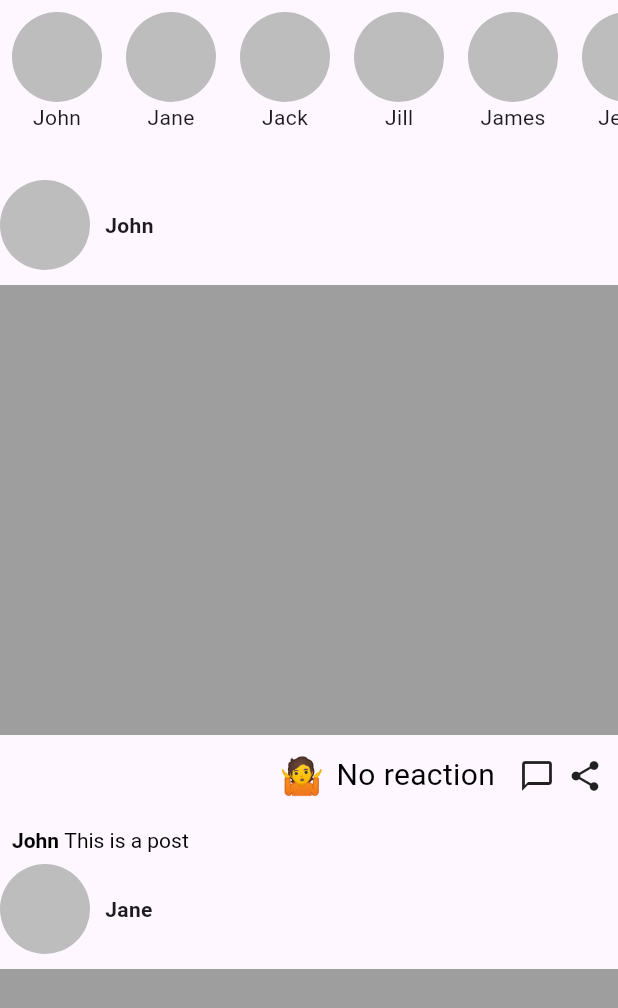
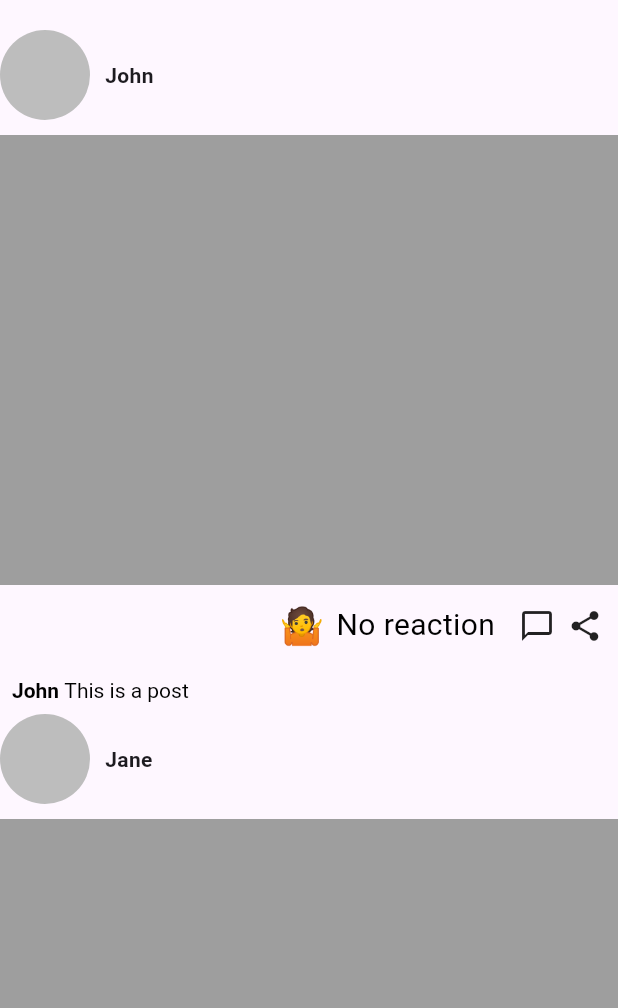
Before and after one commit to cmcgrew98/flutterassignment, a Flutter app: the UserHome screen opened directly, on a phone screen of 412 x 824 dp. Shown: the top 1008 px of the screen. Run offline on Flutter 3.47's test engine with Material 3 defaults, Android fonts, the phone set to English and light mode, and no system bars; our stand-ins replace firebase_core, image_picker; accounts and stored records are empty.

Commit message:
Removed Stories from UserHome.dart

```diff
--- a/lib/Views/UserHome.dart
+++ b/lib/Views/UserHome.dart
@@ -12,16 +12,6 @@ class UserHome extends StatelessWidget {
     return Scaffold(
       body: Column(
         children: [
-          Container(
-            height: 100,
-            child: ListView.builder(
-              itemCount: people.length,
-              scrollDirection: Axis.horizontal,
-              itemBuilder: (context, index) {
-                return Stories(user: people[index]);
-              },
-            ),
-          ),
           const SizedBox(height: 20),
           Expanded(
             child: ListView.builder(
```
